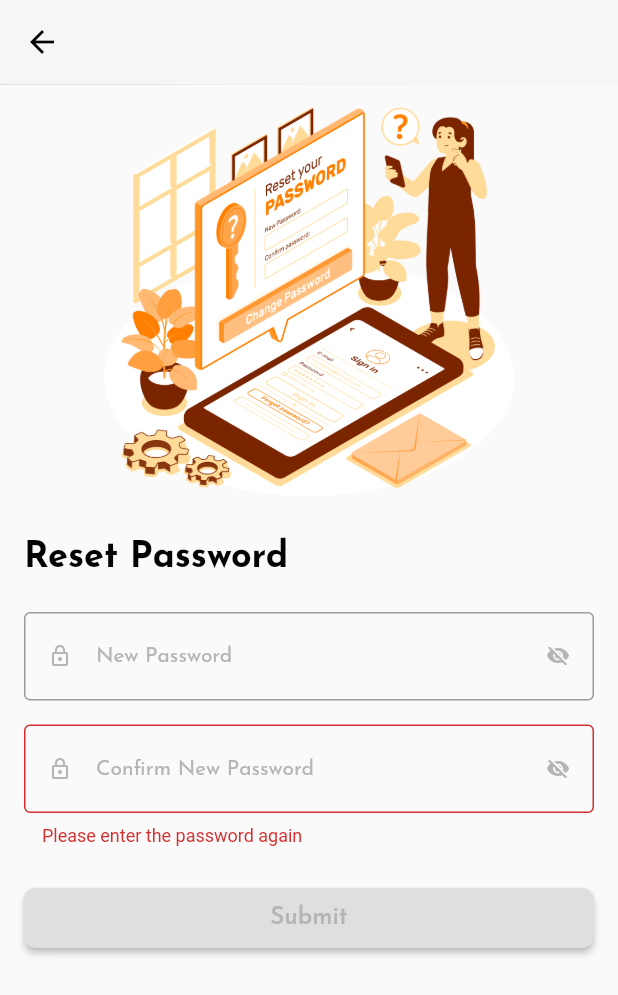
After one commit to Kelompok-Capstone-9/MOBILE, a Flutter app: the ResetPassword screen opened directly, after a tap on "Submit", on a phone screen of 412 x 824 dp. The commit adds this screen. Shown: the top 995 px of the screen. Run offline on Flutter 3.47's test engine with Material 2 defaults, Android fonts, the phone set to English and light mode, and no system bars; our stand-ins replace flutter_countdown_timer, google_fonts.

Commit message:
add reset pw screen

```diff
--- /dev/null
+++ b/lib/view/login/reset_password_screen.dart
@@ -0,0 +1,173 @@
+import 'package:flutter/material.dart';
+import 'package:google_fonts/google_fonts.dart';
+
+import '../../themes/color_style.dart';
+import 'widget/decoration_form.dart';
+import 'widget/validator.dart';
+
+class ResetPassword extends StatefulWidget {
+  const ResetPassword({super.key});
+
+  @override
+  State<ResetPassword> createState() => _ResetPasswordState();
+}
+
+class _ResetPasswordState extends State<ResetPassword> {
+  final _passwordController = TextEditingController();
+  final _newPasswordController = TextEditingController();
+  final _formKey = GlobalKey<FormState>();
+  bool isFormFilled = false;
+  bool hidePw = false;
+  bool hideNewPw = false;
+
+  @override
+  Widget build(BuildContext context) {
+    return Scaffold(
+      appBar: AppBar(
+        iconTheme: const IconThemeData(color: Color(0xff030303)),
+        backgroundColor: const Color(0xFFF6F6F6),
+        elevation: 0.2,
+      ),
+      body: SingleChildScrollView(
+        child: SafeArea(
+          child: Column(
+            children: [
+              SizedBox(
+                width: 300,
+                height: 280,
+                child: Image.asset(
+                  'assets/images/ImageReset.png',
+                ),
+              ),
+              const SizedBox(
+                height: 24,
+              ),
+              Container(
+                padding: const EdgeInsets.symmetric(horizontal: 16),
+                child: Form(
+                  key: _formKey,
+                  child: Column(
+                    crossAxisAlignment: CrossAxisAlignment.start,
+                    children: [
+                      Text(
+                        'Reset Password',
+                        style: ThemeText.headingLogin,
+                      ),
+                      const SizedBox(height: 24),
+                      TextFormField(
+                        obscureText: hidePw ? false : true,
+                        controller: _passwordController,
+                        decoration: DecorationFormStyle.decorationForm(
+                          labelText: 'New Password',
+                          prefixIcon: const Icon(
+                            Icons.lock_outline,
+                            color: Color(0xFFB5B5B5),
+                            size: 16,
+                          ),
+                          suffixIcon: IconButton(
+                            color: const Color(0xFFB5B5B5),
+                            onPressed: () {
+                              setState(() {
+                                hidePw = !hidePw;
+                              });
+                            },
+                            icon: hidePw
+                                ? const Icon(Icons.remove_red_eye)
+                                : const Icon(Icons.visibility_off_rounded),
+                            iconSize: 16,
+                          ),
+                        ),
+                        onChanged: (value) {
+                          setState(() {
+                            isFormFilled =
+                                _passwordController.text.isNotEmpty &&
+                                    _newPasswordController.text.isNotEmpty;
+                          });
+                        },
+                      ),
+                      const SizedBox(
+                        height: 16,
+                      ),
+                      TextFormField(
+                        obscureText: hideNewPw ? false : true,
+                        controller: _newPasswordController,
+                        decoration: DecorationFormStyle.decorationForm(
+                          labelText: 'Confirm New Password',
+                          prefixIcon: const Icon(
+                            Icons.lock_outline,
+                            color: Color(0xFFB5B5B5),
+                            size: 16,
+                          ),
+                          suffixIcon: IconButton(
+                            color: const Color(0xFFB5B5B5),
+                            onPressed: () {
+                              setState(() {
+                                hideNewPw = !hideNewPw;
+                              });
+                            },
+                            icon: hideNewPw
+                                ? const Icon(Icons.remove_red_eye)
+                                : const Icon(Icons.visibility_off_rounded),
+                            iconSize: 16,
+                          ),
+                        ),
+                        onChanged: (value) {
+                          setState(() {
+                            isFormFilled =
+                                _passwordController.text.isNotEmpty &&
+                                    _newPasswordController.text.isNotEmpty;
+                          });
+                        },
+                        validator: (confirmPw) =>
+                            ConfirmPasswordValidator.validateConfirmPw(
+                                confirmPw, _passwordController.text),
+                      ),
+                      const SizedBox(height: 24),
+                      SizedBox(
+                        width: double.infinity,
+                        child: ElevatedButton(
+                          style: ElevatedButton.styleFrom(
+                              shape: RoundedRectangleBorder(
+                                  borderRadius: BorderRadius.circular(8)),
+                              backgroundColor: isFormFilled
+                                  ? const Color(0xffFF7F00)
+                                  : const Color(0xffDFDFDF)),
+                          onPressed: () {
+                            final isValidForm =
+                                _formKey.currentState!.validate();
+                            if (isValidForm) {
+                              // Navigator.push(
+                              //   context,
+                              //   MaterialPageRoute(
+                              //     builder: (context) => const FormLogin(),
+                              //   ),
+                              // );
+                            }
+                          },
+                          child: Padding(
+                            padding: const EdgeInsets.symmetric(vertical: 12),
+                            child: Text(
+                              'Submit',
+                              style: GoogleFonts.josefinSans(
+                                fontWeight: FontWeight.w600,
+                                fontSize: 16,
+                                fontStyle: FontStyle.normal,
+                                color: isFormFilled
+                                    ? const Color(0xFFF6F6F6)
+                                    : const Color(0xFFB5B5B5),
+                              ),
+                            ),
+                          ),
+                        ),
+                      ),
+                    ],
+                  ),
+                ),
+              )
+            ],
+          ),
+        ),
+      ),
+    );
+  }
+}
--- a/lib/view/login/widget/validator.dart
+++ b/lib/view/login/widget/validator.dart
@@ -25,3 +25,18 @@ class PasswordValidatorLogin {
     return null;
   }
 }
+
+class ConfirmPasswordValidator {
+  static String? validateConfirmPw(String? confirmPw, String password) {
+    if (confirmPw == null || confirmPw.isEmpty) {
+      return 'Please enter the password again';
+    } else if (password != confirmPw) {
+      return 'The password confirmation does not match';
+    } else if (!RegExp(
+            r'^(?=.*[a-z])(?=.*[A-Z])(?=.*\d)(?=.*[!_@#\$%^&])[A-Za-z\d!_@#\$%^&]{8,}$')
+        .hasMatch(password)) {
+      return 'Password must have at least 8 characters that include at least 1 lowercase character, 1 uppercase character, 1 number, and 1 special character in (!_@#\$%^&)';
+    }
+    return null;
+  }
+}
```
